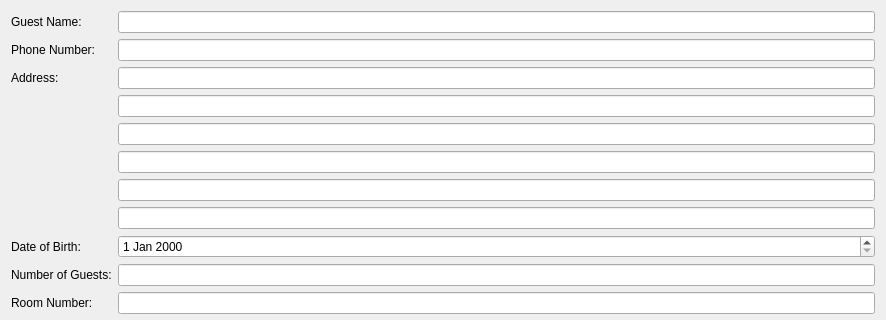
This is hotel/reservationstab/editreservationdialog.ui in jgtim/itvitae-cpp-hotelrestaurantapplication as Qt 5 draws it before an edit; both pictures show x 0 to 886 and y 0 to 320 of the 886 by 691 pixel window. The edited form follows.
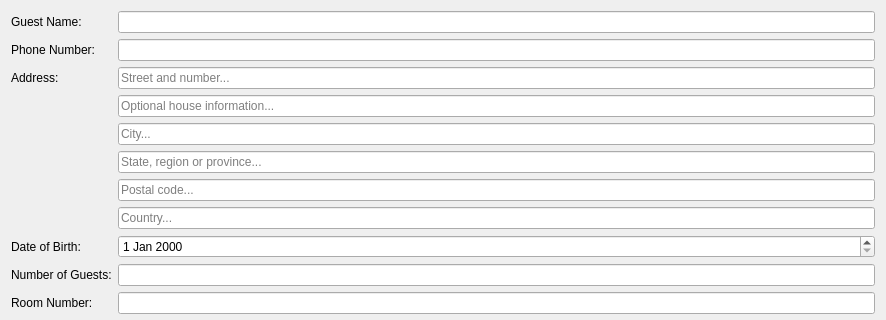
This is the edited form.

Diff of the .ui file:
```diff
--- a/hotel/reservationstab/editreservationdialog.ui
+++ b/hotel/reservationstab/editreservationdialog.ui
@@ -84,23 +84,55 @@
      </property>
     </widget>
    </item>
-   <item row="2" column="1">
-    <widget class="QLineEdit" name="addressEdit1"/>
-   </item>
    <item row="7" column="1">
-    <widget class="QLineEdit" name="addressEdit6"/>
+    <widget class="QLineEdit" name="addressEdit6">
+     <property name="text">
+      <string/>
+     </property>
+     <property name="placeholderText">
+      <string>Country...</string>
+     </property>
+    </widget>
    </item>
    <item row="6" column="1">
-    <widget class="QLineEdit" name="addressEdit5"/>
+    <widget class="QLineEdit" name="addressEdit5">
+     <property name="text">
+      <string/>
+     </property>
+     <property name="placeholderText">
+      <string>Postal code...</string>
+     </property>
+    </widget>
    </item>
    <item row="5" column="1">
-    <widget class="QLineEdit" name="addressEdit4"/>
+    <widget class="QLineEdit" name="addressEdit4">
+     <property name="text">
+      <string/>
+     </property>
+     <property name="placeholderText">
+      <string>State, region or province...</string>
+     </property>
+    </widget>
    </item>
    <item row="4" column="1">
-    <widget class="QLineEdit" name="addressEdit3"/>
+    <widget class="QLineEdit" name="addressEdit3">
+     <property name="text">
+      <string/>
+     </property>
+     <property name="placeholderText">
+      <string>City...</string>
+     </property>
+    </widget>
    </item>
    <item row="3" column="1">
-    <widget class="QLineEdit" name="addressEdit2"/>
+    <widget class="QLineEdit" name="addressEdit2">
+     <property name="text">
+      <string/>
+     </property>
+     <property name="placeholderText">
+      <string>Optional house information...</string>
+     </property>
+    </widget>
    </item>
    <item row="8" column="0">
     <widget class="QLabel" name="dateOfBirthLabel">
@@ -122,6 +154,16 @@
    <item row="8" column="1">
     <widget class="QDateEdit" name="dateOfBirthEdit"/>
    </item>
+   <item row="2" column="1">
+    <widget class="QLineEdit" name="addressEdit1">
+     <property name="text">
+      <string/>
+     </property>
+     <property name="placeholderText">
+      <string>Street and number...</string>
+     </property>
+    </widget>
+   </item>
   </layout>
  </widget>
  <resources/>
```
